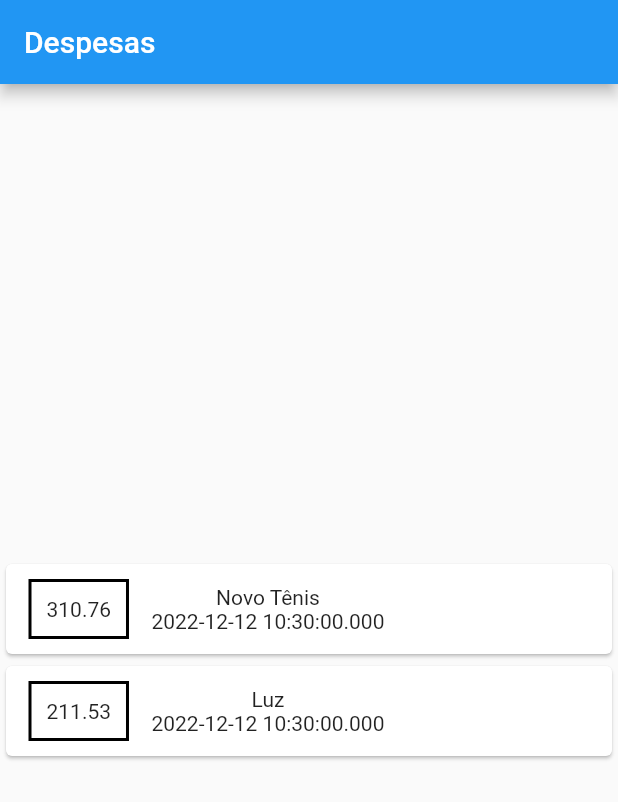
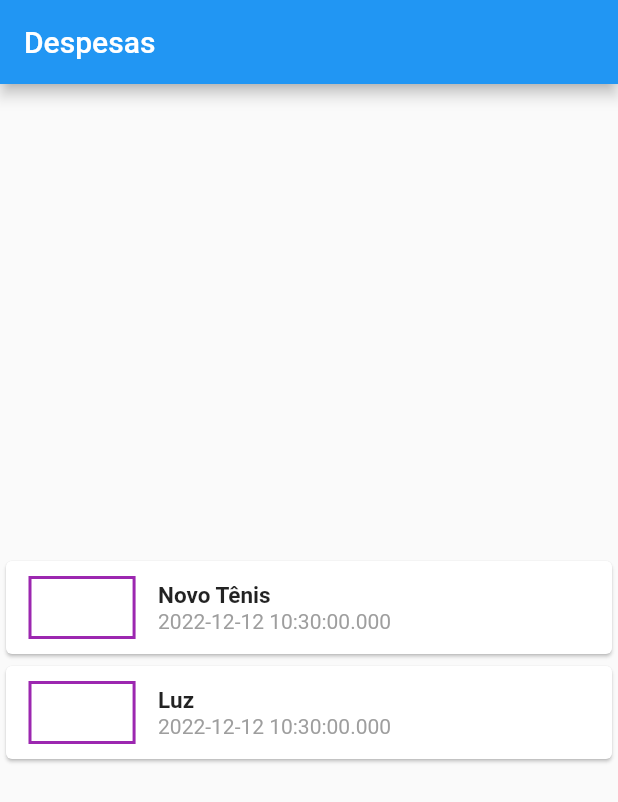
Before and after one commit to menesesdev/Despesas_Pessoais, a Flutter app: the screen it shows after launch, on a phone screen of 412 x 824 dp. Shown: the top 802 px of the screen. Run offline on Flutter 3.47's test engine with Material 2 defaults, Android fonts, the phone set to English and light mode, and no system bars.

Commit message:
Evoluindo as estilizações dos textos nos cards

```diff
--- a/lib/main.dart
+++ b/lib/main.dart
@@ -59,17 +59,36 @@ class MyHomePage extends StatelessWidget {
                         ),
                         decoration: BoxDecoration(
                           border: Border.all(
-                            color: Colors.black,
+                            color: Colors.purple,
                             width: 2,
                           ),
                         ),
                         padding: EdgeInsets.all(10),
-                        child: Text(tr.value.toString()),
+                        child: Text(
+                          tr.value.toString(),
+                          style: TextStyle(
+                            fontWeight: FontWeight.bold,
+                            fontSize: 15,
+                            color: Colors.white,
+                          ),
+                        ),
                       ),
                       Column(
+                        crossAxisAlignment: CrossAxisAlignment.start,
                         children: <Widget>[
-                          Text(tr.title),
-                          Text(tr.date.toString()),
+                          Text(
+                            tr.title,
+                            style: TextStyle(
+                              fontWeight: FontWeight.bold,
+                              fontSize: 15,
+                            ),
+                          ),
+                          Text(
+                            tr.date.toString(),
+                            style: TextStyle(
+                              color: Colors.grey,
+                            ),
+                          ),
                         ],
                       )
                     ],
```
